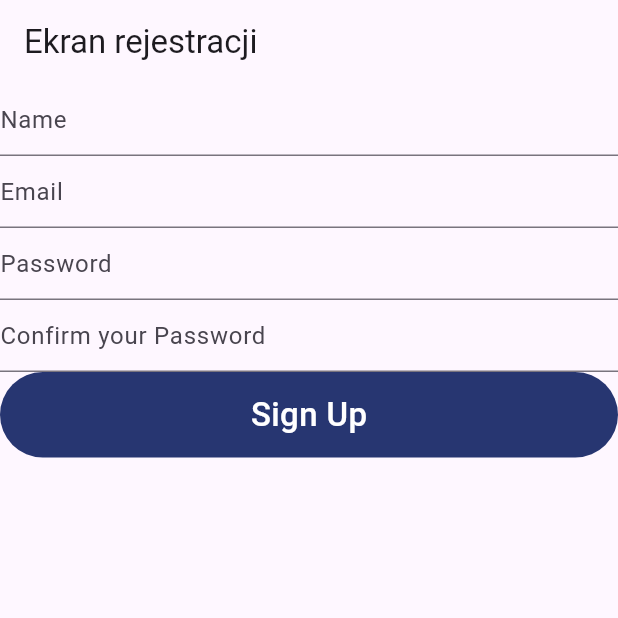
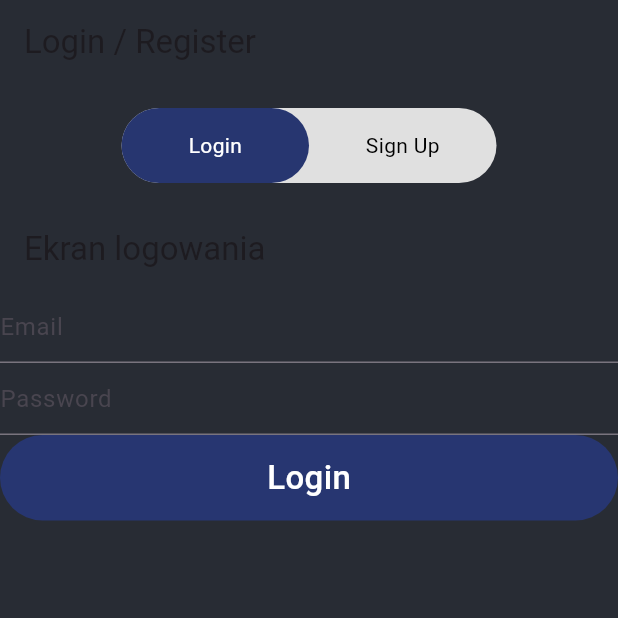
Before and after one commit to ejaszczuq/smart-habit-tracker, a Flutter app: the screen it shows after launch, on a phone screen of 412 x 824 dp, the top half of it. Run offline on Flutter 3.47's test engine with Material 3 defaults, Android fonts, the phone set to English and light mode, and no system bars; our stand-ins replace firebase_auth, firebase_core; accounts and stored records are empty.

Commit message:
Auth update 3

```diff
--- /dev/null
+++ b/lib/auth/screens/login_register_screen.dart
@@ -0,0 +1,101 @@
+import 'package:flutter/material.dart';
+import 'package:smart_habit_tracker/auth/screens/register_screen.dart';
+
+import 'login_screen.dart';
+
+class LoginRegisterScreen extends StatefulWidget {
+  const LoginRegisterScreen({super.key});
+
+  @override
+  State<StatefulWidget> createState() => _LoginRegisterScreenState();
+}
+
+class _LoginRegisterScreenState extends State<LoginRegisterScreen> {
+  bool isLogin = true; // Flaga wskazująca, który ekran jest aktywny
+
+  void toggle() {
+    setState(() {
+      isLogin = !isLogin;
+    });
+  }
+
+  @override
+  Widget build(BuildContext context) {
+    return Scaffold(
+      appBar: AppBar(
+        title: const Text('Login / Register'),
+      ),
+      body: Column(
+        mainAxisAlignment: MainAxisAlignment.center,
+        children: [
+          Padding(
+            padding: const EdgeInsets.all(16.0),
+            child: GestureDetector(
+              onTap: toggle,
+              child: AnimatedContainer(
+                duration: const Duration(milliseconds: 300),
+                height: 50,
+                width: 250,
+                decoration: BoxDecoration(
+                  borderRadius: BorderRadius.circular(25),
+                  color: Colors.grey.shade300,
+                ),
+                child: Stack(
+                  children: [
+                    AnimatedAlign(
+                      alignment: isLogin
+                          ? Alignment.centerLeft
+                          : Alignment.centerRight,
+                      duration: const Duration(milliseconds: 300),
+                      child: Container(
+                        height: 50,
+                        width: 125,
+                        decoration: BoxDecoration(
+                          color: const Color.fromARGB(255, 39, 54, 112),
+                          borderRadius: BorderRadius.circular(25),
+                        ),
+                      ),
+                    ),
+                    Row(
+                      mainAxisAlignment: MainAxisAlignment.spaceBetween,
+                      children: [
+                        Expanded(
+                          child: Center(
+                            child: Text(
+                              'Login',
+                              style: TextStyle(
+                                color: isLogin ? Colors.white : Colors.black,
+                              ),
+                            ),
+                          ),
+                        ),
+                        Expanded(
+                          child: Center(
+                            child: Text(
+                              'Sign Up',
+                              style: TextStyle(
+                                color: !isLogin ? Colors.white : Colors.black,
+                              ),
+                            ),
+                          ),
+                        ),
+                      ],
+                    ),
+                  ],
+                ),
+              ),
+            ),
+          ),
+
+          // Dynamiczne przełączanie widgetów
+          Expanded(
+            child: AnimatedSwitcher(
+              duration: const Duration(milliseconds: 500),
+              child: isLogin ? const LoginScreen() : const RegisterScreen(),
+            ),
+          ),
+        ],
+      ),
+    );
+  }
+}
--- a/lib/auth/screens/login_screen.dart
+++ b/lib/auth/screens/login_screen.dart
@@ -0,0 +1,145 @@
+import 'package:firebase_auth/firebase_auth.dart';
+import 'package:flutter/material.dart';
+import 'package:smart_habit_tracker/home_screen.dart';
+
+class LoginScreen extends StatefulWidget {
+  const LoginScreen({super.key});
+
+  @override
+  State<StatefulWidget> createState() => _LoginScreenState();
+}
+
+class _LoginScreenState extends State<LoginScreen> {
+  String email = "", password = "";
+
+  TextEditingController emailController = TextEditingController();
+  TextEditingController passwordController = TextEditingController();
+
+  final _formKey = GlobalKey<FormState>();
+
+  userLogin() async {
+    try {
+      // Await the Firebase authentication call
+      await FirebaseAuth.instance
+          .signInWithEmailAndPassword(email: email, password: password);
+
+      // Ensure the widget is still mounted before navigating
+      if (mounted) {
+        // Navigate to HomeScreen
+        Navigator.push(
+          context,
+          MaterialPageRoute(
+            builder: (context) => const HomeScreen(),
+          ),
+        );
+      }
+    } on FirebaseAuthException catch (e) {
+      // Ensure the widget is still mounted before showing the SnackBar
+      if (mounted) {
+        String errorMessage = '';
+        if (e.code == 'user-not-found') {
+          errorMessage = 'No User Found for that Email';
+        } else if (e.code == 'wrong-password') {
+          errorMessage = 'Wrong Password';
+        }
+
+        ScaffoldMessenger.of(context).showSnackBar(
+          SnackBar(
+            backgroundColor: Colors.orangeAccent,
+            content: Text(
+              errorMessage,
+              style: const TextStyle(fontSize: 18.0),
+            ),
+          ),
+        );
+      }
+    } catch (e) {
+      // Handle any other exceptions
+      if (mounted) {
+        ScaffoldMessenger.of(context).showSnackBar(
+          const SnackBar(
+            backgroundColor: Colors.red,
+            content: Text(
+              'An unexpected error occurred.',
+              style: TextStyle(fontSize: 18.0),
+            ),
+          ),
+        );
+      }
+    }
+  }
+
+  @override
+  void dispose() {
+    super.dispose();
+    emailController.dispose();
+    passwordController.dispose();
+  }
+
+  @override
+  Widget build(BuildContext context) => Scaffold(
+        appBar: AppBar(
+          title: const Text('Ekran logowania'),
+        ),
+        body: Form(
+          key: _formKey,
+          child: Column(
+            children: [
+              TextFormField(
+                validator: (value) {
+                  if (value == null || value.isEmpty) {
+                    return 'Please Enter E-mail';
+                  }
+                  return null;
+                },
+                controller: emailController,
+                decoration: const InputDecoration(
+                  hintText: 'Email',
+                ),
+              ),
+              TextFormField(
+                validator: (value) {
+                  if (value == null || value.isEmpty) {
+                    return 'Please Enter Password';
+                  }
+                  return null;
+                },
+                controller: passwordController,
+                obscureText: true,
+                decoration: const InputDecoration(
+                  hintText: 'Password',
+                ),
+              ),
+              GestureDetector(
+                onTap: () {
+                  if (_formKey.currentState!.validate()) {
+                    setState(() {
+                      email = emailController.text;
+                      password = passwordController.text;
+                    });
+                    userLogin();
+                  }
+                },
+                child: Container(
+                  width: MediaQuery.of(context).size.width,
+                  padding: const EdgeInsets.symmetric(
+                      vertical: 13.0, horizontal: 30.0),
+                  decoration: BoxDecoration(
+                      color: const Color(0xFF273671),
+                      borderRadius: BorderRadius.circular(30)),
+                  child: const Center(
+                    child: Text(
+                      'Login',
+                      style: TextStyle(
+                          color: Colors.white,
+                          fontSize: 22.0,
+                          fontWeight: FontWeight.w500),
+                    ),
+                  ),
+                ),
+              ),
+            ],
+          ),
+        ),
+      );
+}
--- a/lib/main.dart
+++ b/lib/main.dart
@@ -1,8 +1,8 @@
 import 'package:firebase_core/firebase_core.dart';
 import 'package:flutter/material.dart';
-import 'package:smart_habit_tracker/auth/screens/register_screen.dart';
+import 'package:smart_habit_tracker/auth/screens/login_register_screen.dart';
 
-void main() async{
+void main() async {
   WidgetsFlutterBinding.ensureInitialized();
   await Firebase.initializeApp();
   runApp(const MyApp());
@@ -13,9 +13,15 @@ class MyApp extends StatelessWidget {
 
   @override
   Widget build(BuildContext context) {
-    return const MaterialApp(
+    return MaterialApp(
       title: 'Smart Habit Tracker',
-      home: RegisterScreen(),
+      theme: ThemeData(
+        scaffoldBackgroundColor: const Color.fromRGBO(40, 44, 52, 1.0),
+        appBarTheme: const AppBarTheme(
+          backgroundColor: Color.fromRGBO(40, 44, 52, 1.0),
+        ),
+      ),
+      home: const LoginRegisterScreen(),
     );
   }
 }
```
Also changed, not shown: lib/auth/screens/register_screen.dart (+140 -16 lines), lib/home_screen.dart (added, +30 -0 lines).
